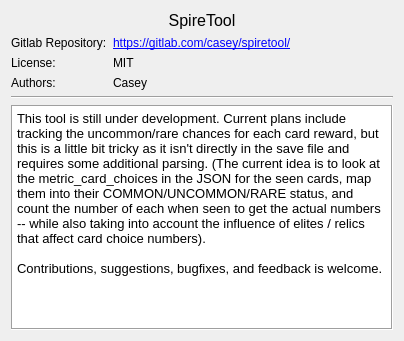
Qt form src/ui/about.ui (casey-c/spiretool) before a commit.
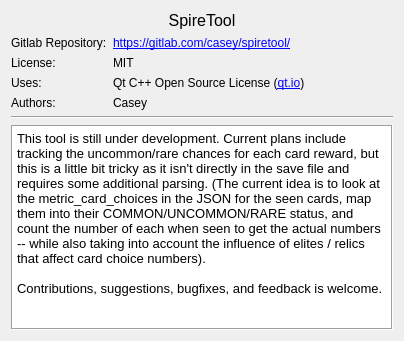
The same form after that commit. Icons and pictures are not drawn.

What changed in the file:
```diff
--- a/src/ui/about.ui
+++ b/src/ui/about.ui
@@ -61,28 +61,28 @@
        </property>
       </widget>
      </item>
-     <item row="3" column="0">
+     <item row="4" column="0">
       <widget class="QLabel" name="label_6">
        <property name="text">
         <string>Authors:</string>
        </property>
       </widget>
      </item>
-     <item row="3" column="1">
+     <item row="4" column="1">
       <widget class="QLabel" name="label_7">
        <property name="text">
         <string>Casey</string>
        </property>
       </widget>
      </item>
-     <item row="4" column="0" colspan="2">
+     <item row="5" column="0" colspan="2">
       <widget class="Line" name="line">
        <property name="orientation">
         <enum>Qt::Horizontal</enum>
        </property>
       </widget>
      </item>
-     <item row="5" column="0" colspan="2">
+     <item row="6" column="0" colspan="2">
       <widget class="QTextEdit" name="textEdit">
        <property name="frameShape">
         <enum>QFrame::Box</enum>
@@ -97,10 +97,24 @@
         <string>&lt;!DOCTYPE HTML PUBLIC &quot;-//W3C//DTD HTML 4.0//EN&quot; &quot;http://www.w3.org/TR/REC-html40/strict.dtd&quot;&gt;
 &lt;html&gt;&lt;head&gt;&lt;meta name=&quot;qrichtext&quot; content=&quot;1&quot; /&gt;&lt;style type=&quot;text/css&quot;&gt;
 p, li { white-space: pre-wrap; }
-&lt;/style&gt;&lt;/head&gt;&lt;body style=&quot; font-family:'Cantarell'; font-size:10pt; font-weight:400; font-style:normal;&quot;&gt;
-&lt;p style=&quot; margin-top:0px; margin-bottom:0px; margin-left:0px; margin-right:0px; -qt-block-indent:0; text-indent:0px;&quot;&gt;This tool is still under development. Current plans include tracking the uncommon/rare chances for each card reward, but this is a little bit tricky as it isn't directly in the save file and requires some additional parsing. (The current idea is to look at the metric_card_choices in the JSON for the seen cards, map them into their COMMON/UNCOMMON/RARE status, and count the number of each when seen to get the actual numbers -- while also taking into account the influence of elites / relics that affect card choice numbers).&lt;/p&gt;
-&lt;p style=&quot;-qt-paragraph-type:empty; margin-top:0px; margin-bottom:0px; margin-left:0px; margin-right:0px; -qt-block-indent:0; text-indent:0px;&quot;&gt;&lt;br /&gt;&lt;/p&gt;
-&lt;p style=&quot; margin-top:0px; margin-bottom:0px; margin-left:0px; margin-right:0px; -qt-block-indent:0; text-indent:0px;&quot;&gt;Contributions, suggestions, bugfixes, and feedback is welcome.&lt;/p&gt;&lt;/body&gt;&lt;/html&gt;</string>
+&lt;/style&gt;&lt;/head&gt;&lt;body style=&quot; font-family:'MS Shell Dlg 2'; font-size:8.25pt; font-weight:400; font-style:normal;&quot;&gt;
+&lt;p style=&quot; margin-top:0px; margin-bottom:0px; margin-left:0px; margin-right:0px; -qt-block-indent:0; text-indent:0px;&quot;&gt;&lt;span style=&quot; font-family:'Cantarell'; font-size:10pt;&quot;&gt;This tool is still under development. Current plans include tracking the uncommon/rare chances for each card reward, but this is a little bit tricky as it isn't directly in the save file and requires some additional parsing. (The current idea is to look at the metric_card_choices in the JSON for the seen cards, map them into their COMMON/UNCOMMON/RARE status, and count the number of each when seen to get the actual numbers -- while also taking into account the influence of elites / relics that affect card choice numbers).&lt;/span&gt;&lt;/p&gt;
+&lt;p style=&quot;-qt-paragraph-type:empty; margin-top:0px; margin-bottom:0px; margin-left:0px; margin-right:0px; -qt-block-indent:0; text-indent:0px; font-family:'Cantarell'; font-size:10pt;&quot;&gt;&lt;br /&gt;&lt;/p&gt;
+&lt;p style=&quot; margin-top:0px; margin-bottom:0px; margin-left:0px; margin-right:0px; -qt-block-indent:0; text-indent:0px;&quot;&gt;&lt;span style=&quot; font-family:'Cantarell'; font-size:10pt;&quot;&gt;Contributions, suggestions, bugfixes, and feedback is welcome.&lt;/span&gt;&lt;/p&gt;&lt;/body&gt;&lt;/html&gt;</string>
+       </property>
+      </widget>
+     </item>
+     <item row="3" column="0">
+      <widget class="QLabel" name="label_8">
+       <property name="text">
+        <string>Uses:</string>
+       </property>
+      </widget>
+     </item>
+     <item row="3" column="1">
+      <widget class="QLabel" name="label_9">
+       <property name="text">
+        <string>&lt;html&gt;&lt;head/&gt;&lt;body&gt;&lt;p&gt;Qt C++ Open Source License (&lt;a href=&quot;qt.io&quot;&gt;&lt;span style=&quot; text-decoration: underline; color:#0000ff;&quot;&gt;qt.io&lt;/span&gt;&lt;/a&gt;)&lt;/p&gt;&lt;/body&gt;&lt;/html&gt;</string>
        </property>
       </widget>
      </item>
```
Left out of the diff: 8 changed lines with no effect on the pictures.
